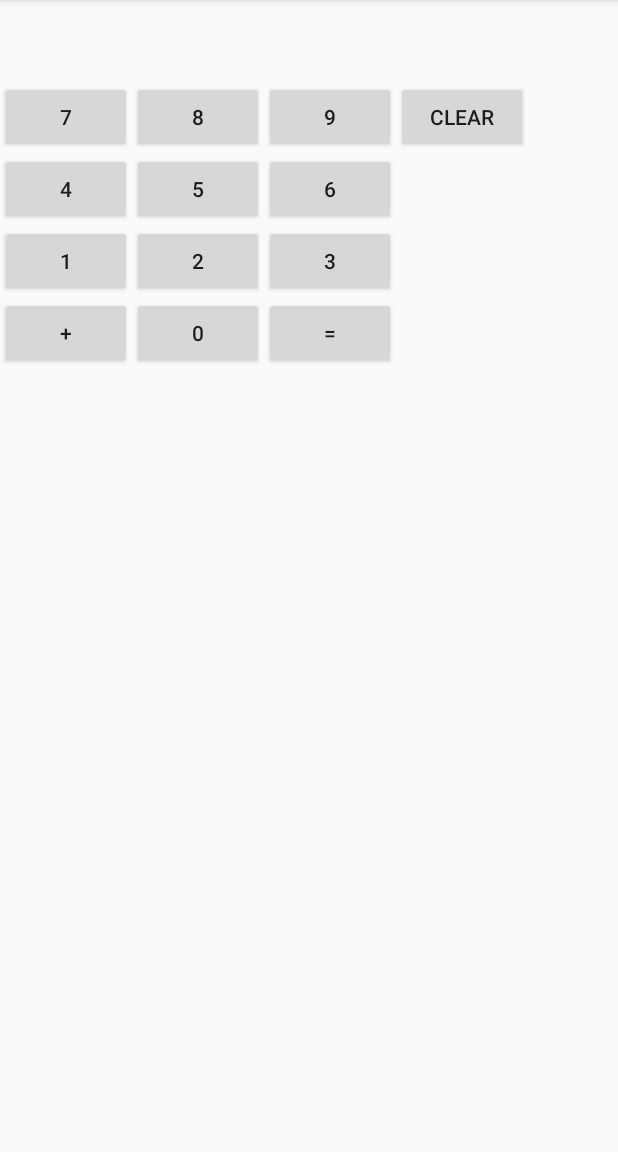
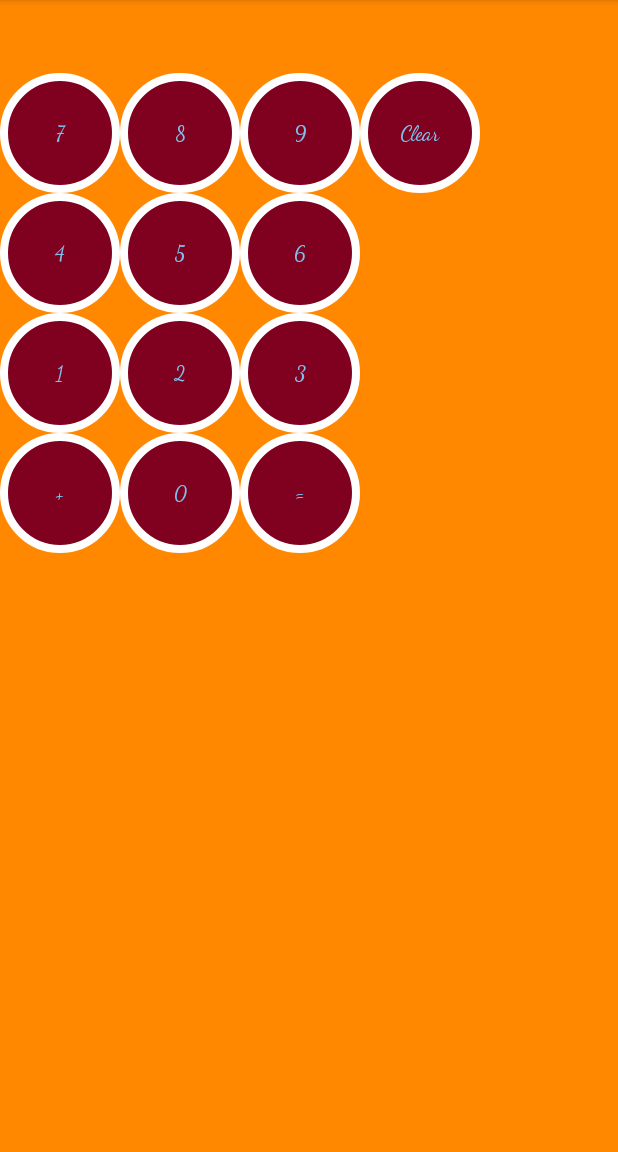
Before and after one commit to macsochor/Calculator, an Android app: the screen it shows after launch (MainActivity), on a phone screen of 412 x 824 dp, the part 84-1236 px from its top. Run offline under Robolectric (Android 15) with nearby library versions, the phone set to English and light mode, and no system bars; our stand-ins replace ButterKnife, Picasso.

Commit message:
changed style for the worse

```diff
--- /dev/null
+++ b/app/src/main/res/drawable/button_background.xml
@@ -0,0 +1,7 @@
+<shape xmlns:android="http://schemas.android.com/apk/res/android"
+    android:shape="oval">
+    <solid android:color="@color/burgundy"/>
+    <stroke
+        android:width="5dp"
+        android:color="@color/white"/>
+</shape>
--- a/app/src/main/res/layout/activity_main.xml
+++ b/app/src/main/res/layout/activity_main.xml
@@ -4,6 +4,7 @@
     android:layout_width="match_parent"
     android:layout_height="match_parent"
     tools:context="com.example.msmd.librarydemo.MainActivity"
+
     android:orientation="vertical">
 
     <TextView
@@ -12,7 +13,7 @@
         android:layout_height="wrap_content"
         android:gravity="right"
         android:text=""
-        android:textColor="@color/black"
+        android:textColor="@color/white"
         android:textSize="40sp" />
 
     <LinearLayout
@@ -20,10 +21,10 @@
         android:layout_height="wrap_content">
 
         <Button
+            android:id="@+id/button7"
             android:layout_width="wrap_content"
             android:layout_height="wrap_content"
-            android:id="@+id/button7"
-            android:text="7"/>
+            android:text="7" />
 
         <Button
             android:id="@+id/button8"
@@ -50,10 +51,10 @@
         android:layout_height="wrap_content">
 
         <Button
+            android:id="@+id/button4"
             android:layout_width="wrap_content"
             android:layout_height="wrap_content"
-            android:id="@+id/button4"
-            android:text="4"/>
+            android:text="4" />
 
         <Button
             android:id="@+id/button5"
--- a/app/src/main/res/values/colors.xml
+++ b/app/src/main/res/values/colors.xml
@@ -4,4 +4,7 @@
     <color name="colorPrimaryDark">#303F9F</color>
     <color name="colorAccent">#FF4081</color>
     <color name="black">#000</color>
+    <color name="white">#fff</color>
+    <color name="sky_blue">#7ec0ee</color>
+    <color name="burgundy">#800020</color>
 </resources>
--- a/app/src/main/res/values/styles.xml
+++ b/app/src/main/res/values/styles.xml
@@ -3,10 +3,34 @@
     <!-- Base application theme. -->
     <style name="AppTheme" parent="Theme.AppCompat.Light.DarkActionBar">
         <!-- Customize your theme here. -->
+        <!--<item name="android:buttonStyle">@style/myStyle</item>-->
+        <item name="android:buttonStyle">@style/buttonStyle</item>
         <item name="colorPrimary">@color/colorPrimary</item>
         <item name="colorPrimaryDark">@color/colorPrimaryDark</item>
         <item name="colorAccent">@color/colorAccent</item>
+        <item name="android:windowBackground">@android:color/holo_orange_dark</item>
+        <item name="android:colorBackground">@android:color/holo_orange_dark</item>
+        <item name="android:fontFamily">cursive</item>
     </style>
+
+
+    <style name="buttonStyle" parent="android:style/Widget.Button">
+        <item name="android:textColor">@color/sky_blue</item>
+        <item name="android:minWidth">80dp</item>
+        <item name="android:minHeight">80dp</item>
+        <item name="android:background">@drawable/button_background</item>
+
+    </style>
+
+
+    <!--<style name="buttonStyle" parent="@android:style/Widget.Button">-->
+        <!--<item name="android:textColor">#666</item>-->
+        <!--<item name="android:minWidth">60dp</item>-->
+        <!--<item name="android:minHeight">60dp</item>-->
+        <!--<item name="android:background">@drawable/calc_button_bg</item>-->
+
+
+    <!--</style>-->
 
     <style name="AppTheme.NoActionBar">
         <item name="windowActionBar">false</item>
```
